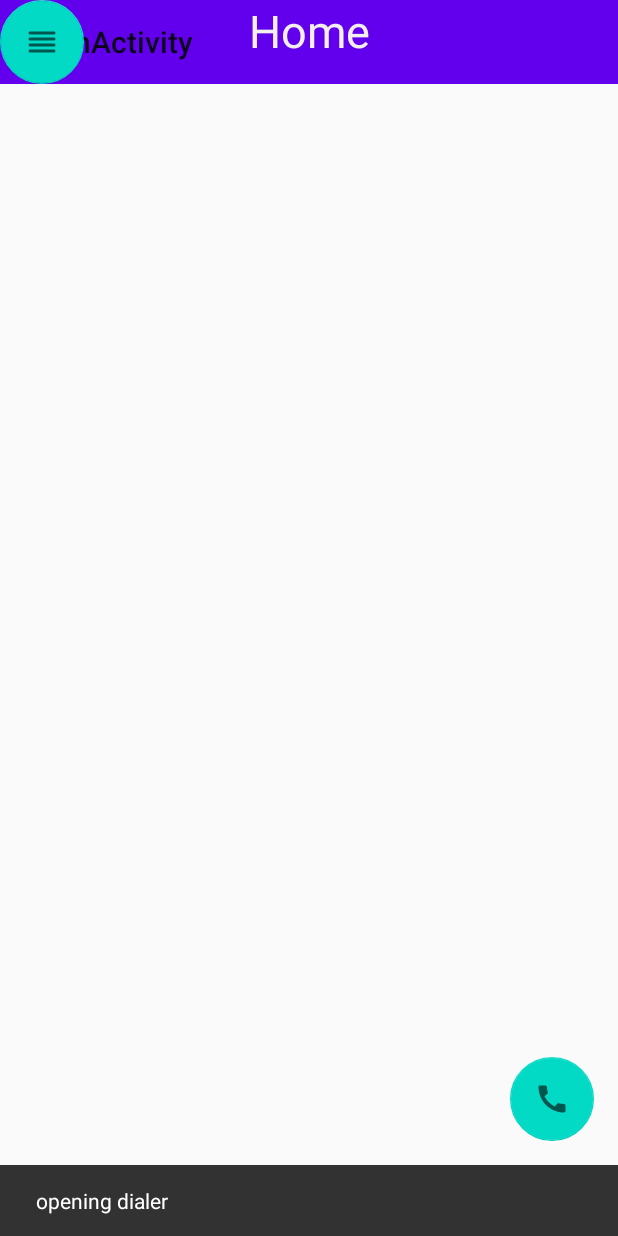
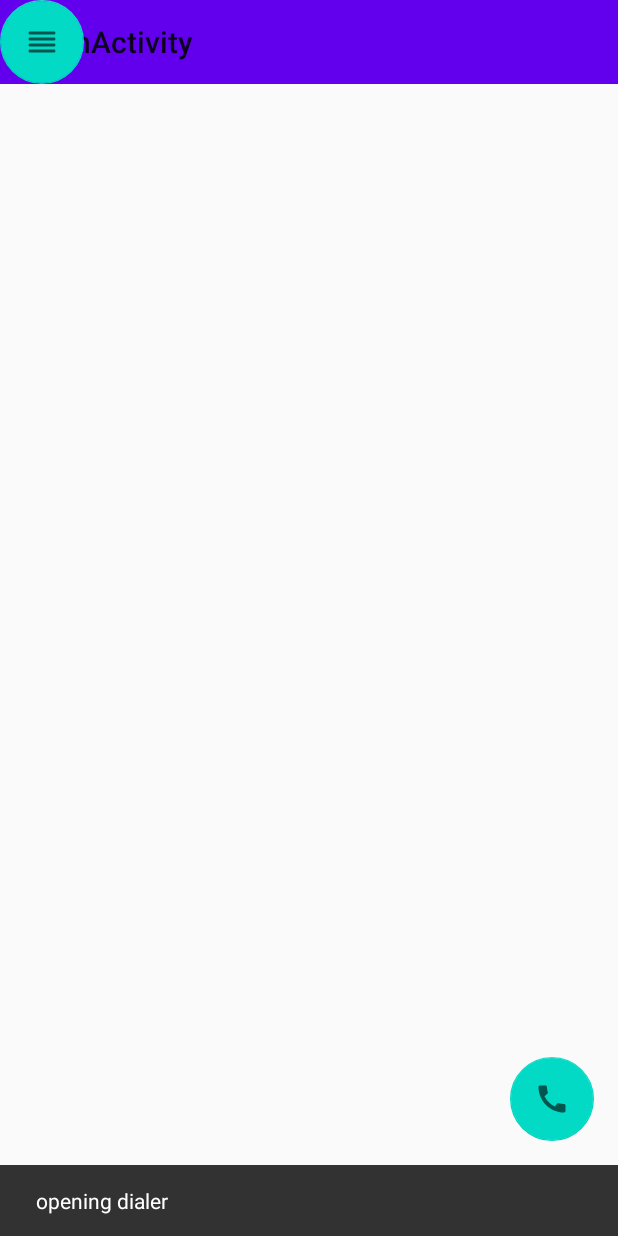
Before and after one commit to Vinaysahotra/NccNitjalandhar, an Android app: the home screen opened directly, with no data from a screen before it, after a tap on an icon or button, on a phone screen of 412 x 824 dp. Run offline under Robolectric (Android 15) with nearby library versions, the phone set to English and light mode, and no system bars.

Commit message:
work in progress

```diff
--- a/app/src/main/AndroidManifest.xml
+++ b/app/src/main/AndroidManifest.xml
@@ -4,7 +4,6 @@
     package="com.example.nccnitjalandhar">
     <uses-permission android:name="android.permission.READ_EXTERNAL_STORAGE"/>
     <uses-permission android:name="android.permission.WRITE_EXTERNAL_STORAGE" />
-    <uses-permission android:name="android.permission.READ_CONTACTS" />
     <uses-permission android:name="android.permission.CALL_PHONE" />
     <application
         android:allowBackup="true"
--- a/app/src/main/res/layout/home.xml
+++ b/app/src/main/res/layout/home.xml
@@ -42,22 +42,8 @@
         android:background="?attr/colorPrimary"
 
         android:gravity="center_horizontal"
-        app:layout_anchor="@+id/include"
-        app:layout_anchorGravity="top|center"
-        app:popupTheme="@style/AppTheme.PopupOverlay"
+
+
         tools:ignore="HardcodedText" />
 
-    <TextView
-        android:id="@+id/textView3"
-        android:layout_width="match_parent"
-        android:layout_height="50dp"
-        android:layout_marginTop="0dp"
-        android:gravity="center_horizontal"
-        android:text="Home"
-        android:textAlignment="center"
-        android:textColor="#F4EFEF"
-        android:textSize="30sp"
-        app:layout_anchor="@+id/appBarLayout"
-        app:layout_anchorGravity="top|center" />
-
 </androidx.coordinatorlayout.widget.CoordinatorLayout>
```
Also changed, not shown: app/src/main/java/com/example/nccnitjalandhar/termsandcondition.java (+5 -13 lines).
